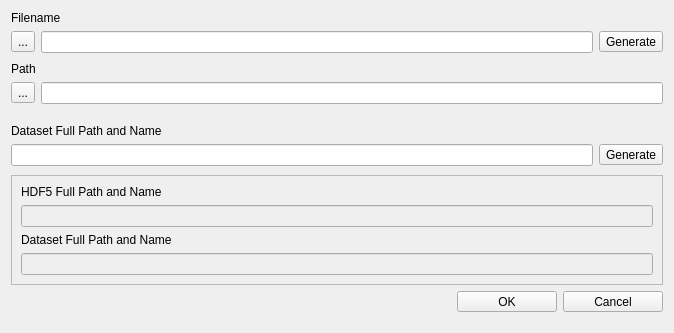
Before: the Qt Designer form crikit/ui/qt5-creator/ui_Save.ui in CCampJr/CRIkit2, drawn with Qt 5.
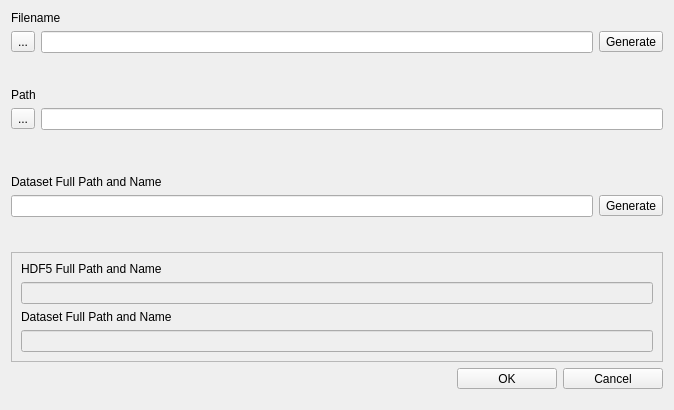
After: the same form once the commit is applied.

Commit message: [Minor] Updated window title

Patch:
```diff
--- a/crikit/ui/qt5-creator/ui_Save.ui
+++ b/crikit/ui/qt5-creator/ui_Save.ui
@@ -7,7 +7,7 @@
     <x>0</x>
     <y>0</y>
     <width>674</width>
-    <height>333</height>
+    <height>410</height>
    </rect>
   </property>
   <property name="windowTitle">
```
Left out of the diff: 2 changed lines with no effect on the pictures. The commit also changes 1 other file.
